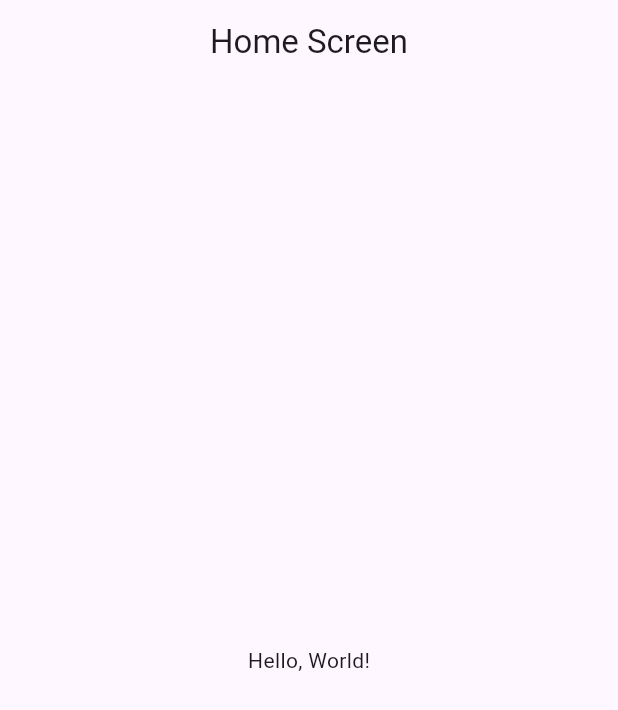
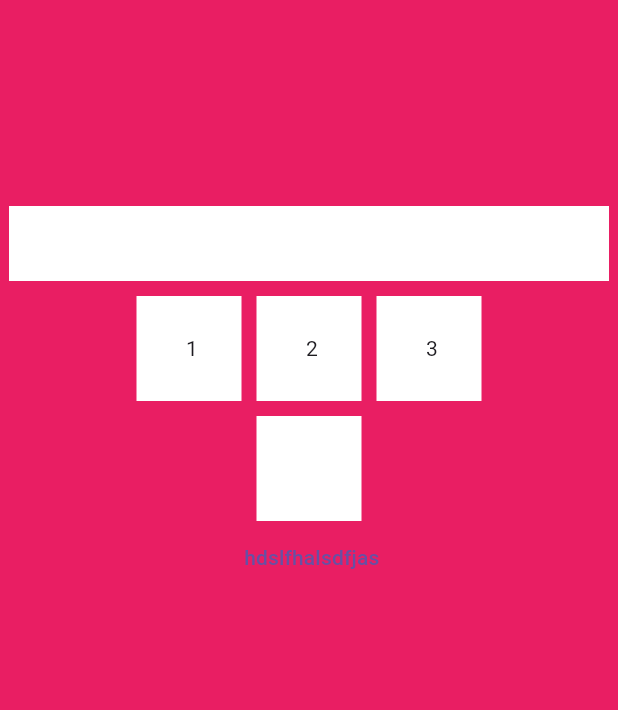
Before and after one commit to boiiloat/pos_flutter, a Flutter app: the screen it shows after launch, on a phone screen of 412 x 824 dp. Shown: the top 710 px of the screen. Run offline on Flutter 3.47's test engine with Material 3 defaults, Android fonts, the phone set to English and light mode, and no system bars.

Commit message:
login screnn

```diff
--- /dev/null
+++ b/lib/login_screen.dart
@@ -0,0 +1,89 @@
+import 'package:flutter/material.dart';
+
+class LoginScreen extends StatelessWidget {
+  const LoginScreen({super.key});
+
+  @override
+  Widget build(BuildContext context) {
+    return Scaffold(
+      backgroundColor: Colors.pink,
+      body: Column(
+        children: [
+          Expanded(
+            flex: 2,
+            child: Container(),
+          ),
+          Expanded(
+              flex: 8,
+              child: Container(
+                child: Column(
+                  children: [
+                    Row(
+                      mainAxisAlignment: MainAxisAlignment.center,
+                      children: [
+                        Container(
+                          height: 50,
+                          width: 400,
+                          color: Colors.white,
+                        )
+                      ],
+                    ),
+                    SizedBox(height: 10),
+                    Row(
+                      mainAxisAlignment: MainAxisAlignment.center,
+                      children: [
+                        Container(
+                          height: 70,
+                          width: 70,
+                          color: Colors.white,
+                          child: Center(
+                            child: Text(" 1"),
+                          ),
+                        ),
+                        SizedBox(
+                          width: 10,
+                        ),
+                        Container(
+                          height: 70,
+                          width: 70,
+                          color: Colors.white,
+                          child: Center(
+                            child: Text(" 2"),
+                          ),
+                        ),
+                        SizedBox(
+                          width: 10,
+                        ),
+                        Container(
+                          height: 70,
+                          width: 70,
+                          color: Colors.white,
+                          child: Center(
+                            child: Text(" 3"),
+                          ),
+                        ),
+                      ],
+                    ),
+                    SizedBox(height: 10),
+                    Container(
+                      height: 70,
+                      width: 70,
+                      color: Colors.white,
+                    ),
+                    TextButton(
+                        onPressed: () {
+                          print("click me ");
+                        },
+                        child: Text(" hdslfhalsdfjas"))
+                  ],
+                ),
+              )),
+          Expanded(
+            flex: 2,
+            child: Container(),
+          ),
+        ],
+      ),
+    );
+  }
+}
--- a/lib/main.dart
+++ b/lib/main.dart
@@ -1,4 +1,6 @@
 import 'package:flutter/material.dart';
+
+import 'login_screen.dart';
 
 void main() {
   runApp(const MyApp());
@@ -10,17 +12,7 @@ class MyApp extends StatelessWidget {
   @override
   Widget build(BuildContext context) {
     return MaterialApp(
-      home: Scaffold(
-        appBar: AppBar(
-          title:
-              const Text("Home Screen"), // Using const for better performance
-          centerTitle: true,
-        ),
-        body: const Center(
-          // Adding a body to the Scaffold
-          child: Text("Hello, World!"), // Example content
-        ),
-      ),
+      home: LoginScreen(),
     );
   }
 }
```
Also changed, not shown: 1 other file.
